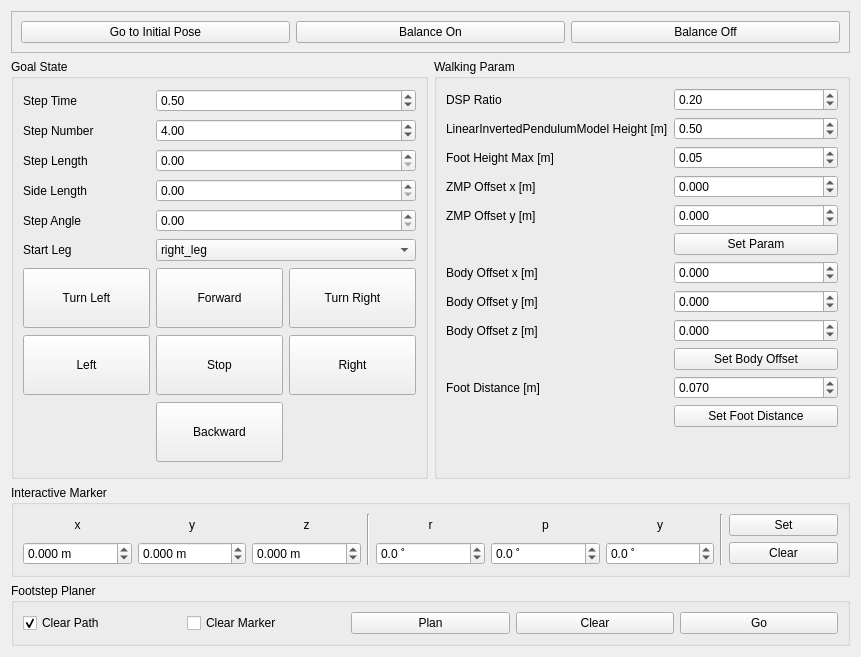
Before: the Qt Designer form kuroko_walking_gui/ui/preview_walking_form.ui in nyxrobotics/kuroko_ros, drawn with Qt 5.
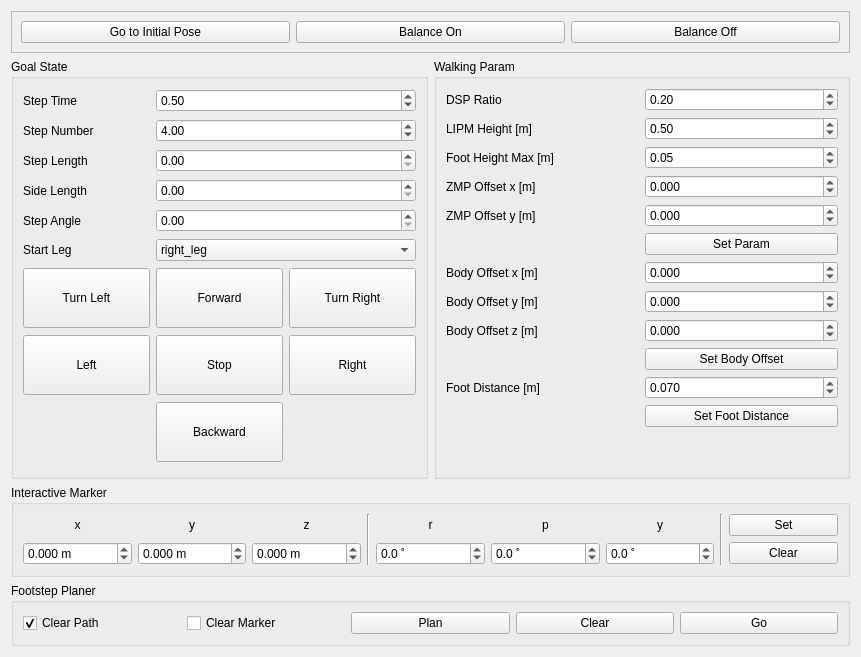
After: the same form once the commit is applied.

```diff
--- a/kuroko_walking_gui/ui/preview_walking_form.ui
+++ b/kuroko_walking_gui/ui/preview_walking_form.ui
@@ -310,7 +310,7 @@
             <item row="1" column="0">
               <widget class="QLabel" name="label_44">
                 <property name="text">
-                  <string>LinearInvertedPendulumModel Height [m]</string>
+                  <string>LIPM Height [m]</string>
                 </property>
               </widget>
             </item>
```
